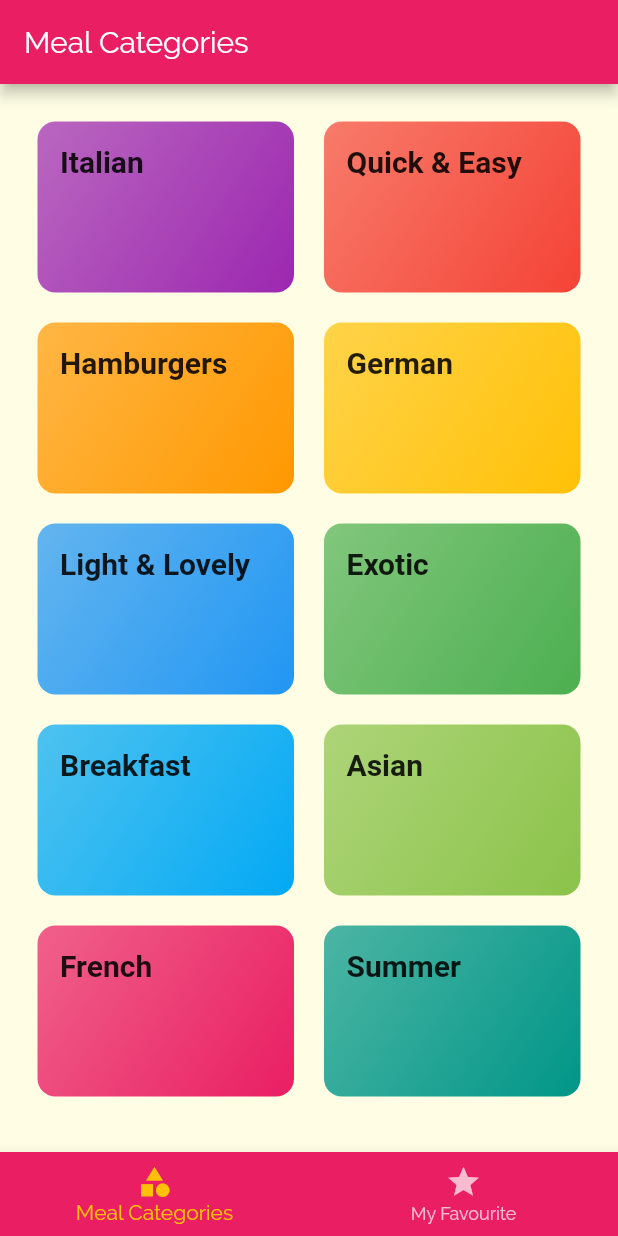
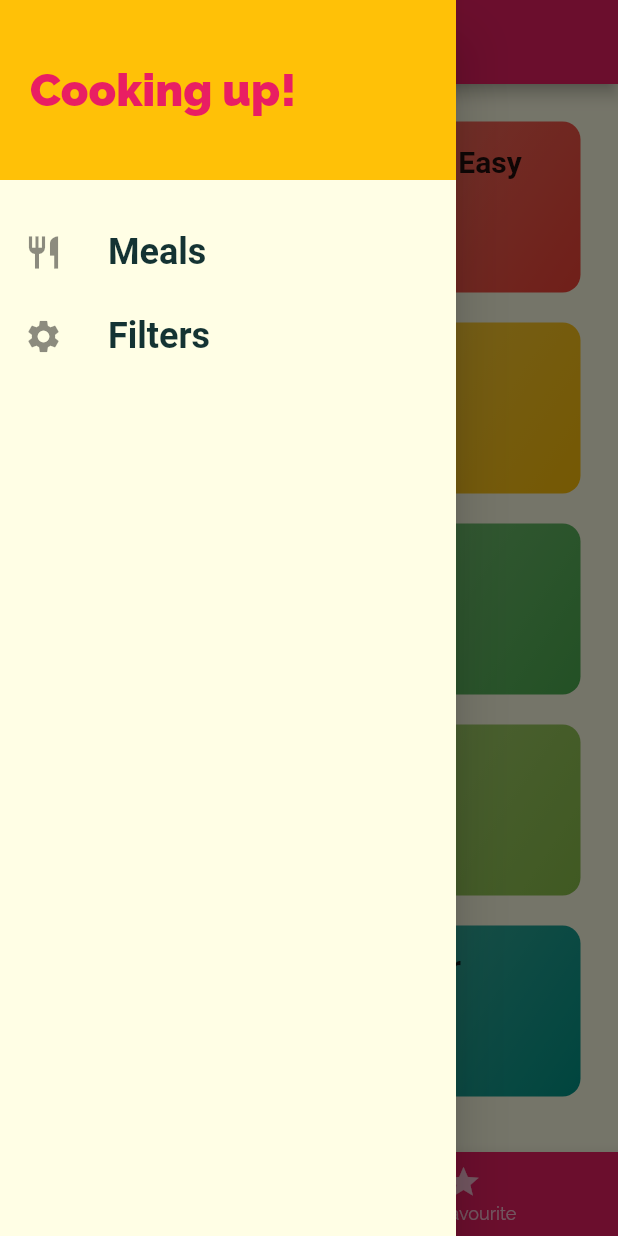
Before and after one commit to almusfuad/Simple_meal_app, a Flutter app: the screen it shows after launch, with the side drawer open (before the commit the screen has no drawer), on a phone screen of 412 x 824 dp. Run offline on Flutter 3.47's test engine with Material 2 defaults, Android fonts, the phone set to English and light mode, and no system bars; Roboto replaces fonts that are missing (RobotoCondensed, RobotoCondesed).

Commit message:
adding drawer

```diff
--- a/simple_meal_app/lib/screen/tabs_screen.dart
+++ b/simple_meal_app/lib/screen/tabs_screen.dart
@@ -1,4 +1,5 @@
 import 'package:flutter/material.dart';
+import 'package:simple_meal_app/widgets/main_drawer.dart';
 
 import './favourite_screen.dart';
 import './categories_screen.dart';
@@ -34,6 +35,7 @@ class _TabsScreenState extends State<TabsScreen> {
       appBar: AppBar(
         title: Text(_pages[_selectedPageIndex]['title']),
       ),
+      drawer: MainDrawer(),
       body: _pages[_selectedPageIndex]['page'],
       bottomNavigationBar: BottomNavigationBar(
         onTap: _selectPage,
--- /dev/null
+++ b/simple_meal_app/lib/widgets/main_drawer.dart
@@ -0,0 +1,58 @@
+import 'package:flutter/material.dart';
+
+class MainDrawer extends StatelessWidget {
+  Widget buildListTile(String title, IconData icon) {
+    return ListTile(
+      leading: Icon(
+        icon,
+        size: 26,
+      ),
+      title: Text(
+        title,
+        style: TextStyle(
+          fontFamily: 'RobotoCondensed',
+          fontSize: 24,
+          fontWeight: FontWeight.w700,
+        ),
+      ),
+      onTap: () {
+        //...
+      },
+    );
+  }
+
+  @override
+  Widget build(BuildContext context) {
+    return Drawer(
+      child: Column(
+        children: <Widget>[
+          Container(
+            height: 120,
+            width: double.infinity,
+            padding: EdgeInsets.all(20),
+            alignment: Alignment.centerLeft,
+            color: Theme.of(context).accentColor,
+            child: Text(
+              'Cooking up!',
+              style: TextStyle(
+                  fontWeight: FontWeight.w900,
+                  fontSize: 30,
+                  color: Theme.of(context).primaryColor),
+            ),
+          ),
+          SizedBox(
+            height: 20,
+          ),
+          buildListTile(
+            'Meals',
+            Icons.restaurant,
+          ),
+          buildListTile(
+            'Filters',
+            Icons.settings,
+          )
+        ],
+      ),
+    );
+  }
+}
```
